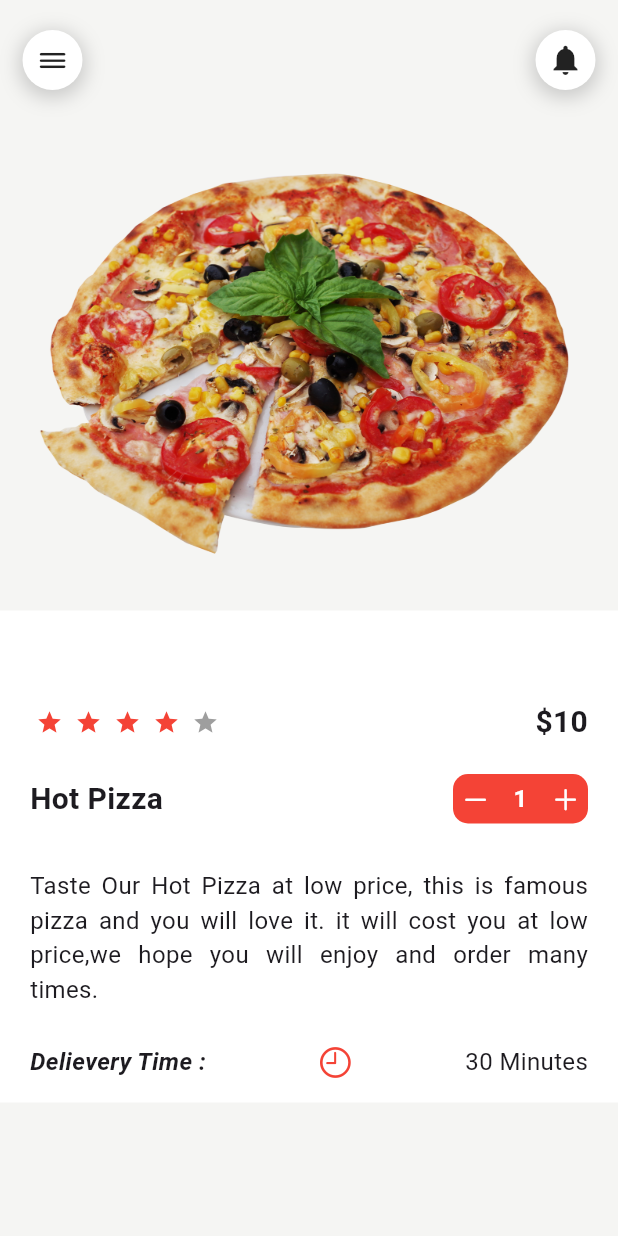
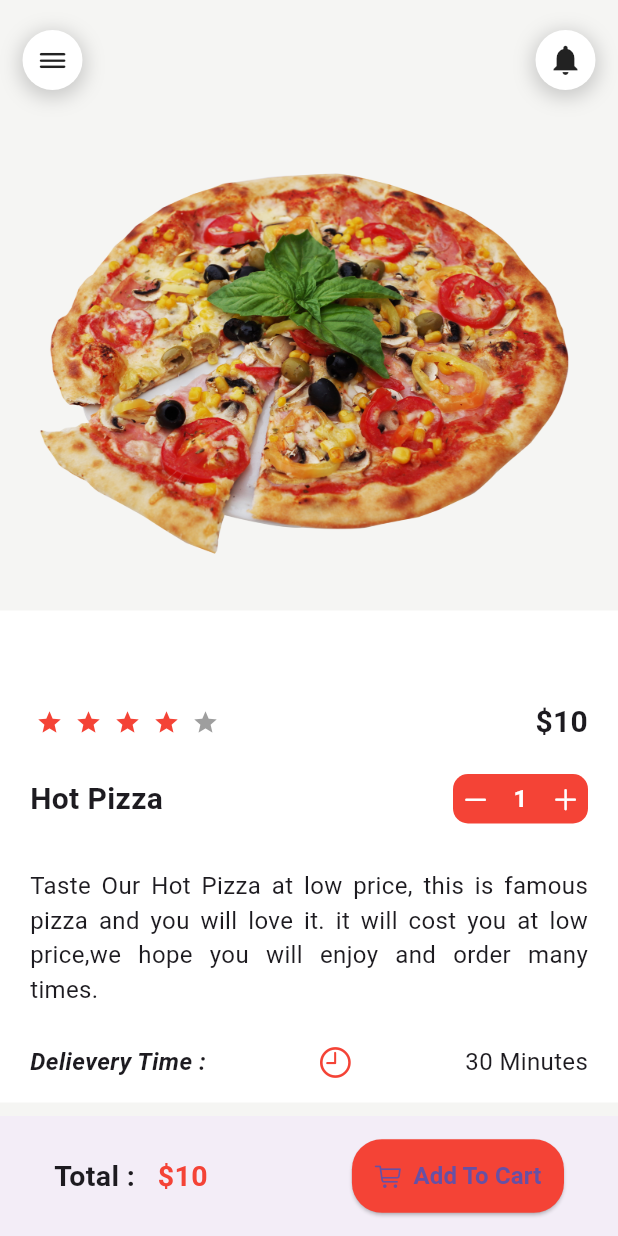
Before and after one commit to aysha-Ilma/food_app, a Flutter app: the Itempage screen opened by its route, on a phone screen of 412 x 824 dp. Run offline on Flutter 3.47's test engine with Material 3 defaults, Android fonts, the phone set to English and light mode, and no system bars; drawn by our look-alikes of flutter_rating_bar; missing offline and left inert: clippy_flutter.

Commit message:
ItemBtomNavBar.dart widget

```diff
--- /dev/null
+++ b/lib/Widgets/ItemBottomNavBar.dart
@@ -0,0 +1,63 @@
+import 'package:flutter/cupertino.dart';
+import 'package:flutter/material.dart';
+
+class Itembottomnavbar extends StatelessWidget{
+  @override
+  Widget build(BuildContext context) {
+    return BottomAppBar(
+      child: Container(
+        padding: EdgeInsets.symmetric(horizontal: 20),
+        height: 70,
+        child: Row(
+          mainAxisAlignment: MainAxisAlignment.spaceBetween,
+          children: [
+            Row(
+              children: [
+                Text(
+                  "Total :",
+                  style: TextStyle(fontSize: 19, fontWeight: FontWeight.bold),
+                ),
+                SizedBox(
+                  width: 15,
+                ),
+                Text(
+                  "\$10",
+                  style: TextStyle(
+                    fontSize: 19,
+                    fontWeight: FontWeight.bold,
+                    color: Colors.red,
+                  ),
+                ),
+              ],
+            ),
+            ElevatedButton.icon(
+              onPressed: () {},
+              style: ButtonStyle(
+                // ignore: deprecated_member_use
+                backgroundColor: MaterialStateProperty.all(Colors.red),
+                // ignore: deprecated_member_use
+                padding: MaterialStateProperty.all(
+                  EdgeInsets.symmetric(
+                    vertical: 13,
+                    horizontal: 15,
+                  ),
+                ),
+                // ignore: deprecated_member_use
+                shape: MaterialStateProperty.all<RoundedRectangleBorder>(
+                  RoundedRectangleBorder(
+                    borderRadius: BorderRadius.circular(20),
+                  ),
+                ),
+                ),
+              icon: Icon(CupertinoIcons.cart),
+              label: Text(
+                "Add To Cart",
+              style: TextStyle(fontSize: 16, fontWeight: FontWeight.bold),
+              ),
+              ),
+          ],
+        ),
+      ),
+    ) ;
+  }
+}
--- a/lib/pages/ItemPage.dart
+++ b/lib/pages/ItemPage.dart
@@ -3,6 +3,7 @@ import 'package:flutter/cupertino.dart';
 import 'package:flutter/material.dart';
 import 'package:flutter_rating_bar/flutter_rating_bar.dart';
 import 'package:food_app/Widgets/AppBarWidget.dart';
+import 'package:food_app/Widgets/ItemBottomNavBar.dart';
 
 class Itempage extends StatelessWidget{
   @override
@@ -164,7 +165,7 @@ class Itempage extends StatelessWidget{
         ],
         ),
         ),
-
+        bottomNavigationBar: Itembottomnavbar(),
     );
   }
 }
```
